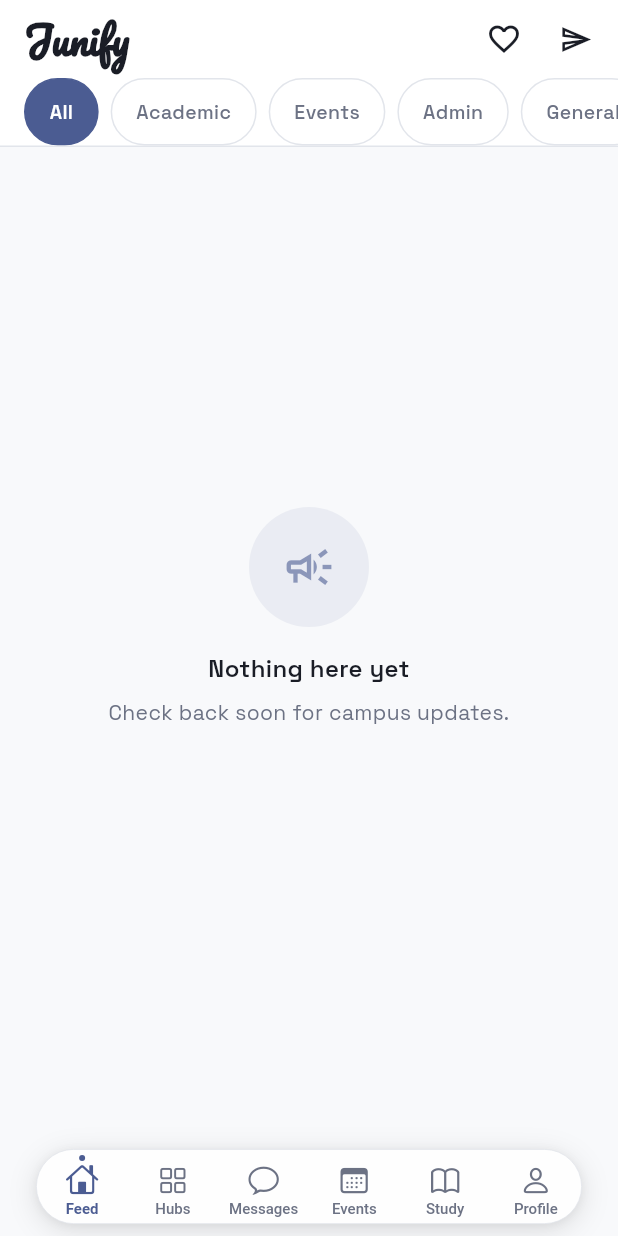
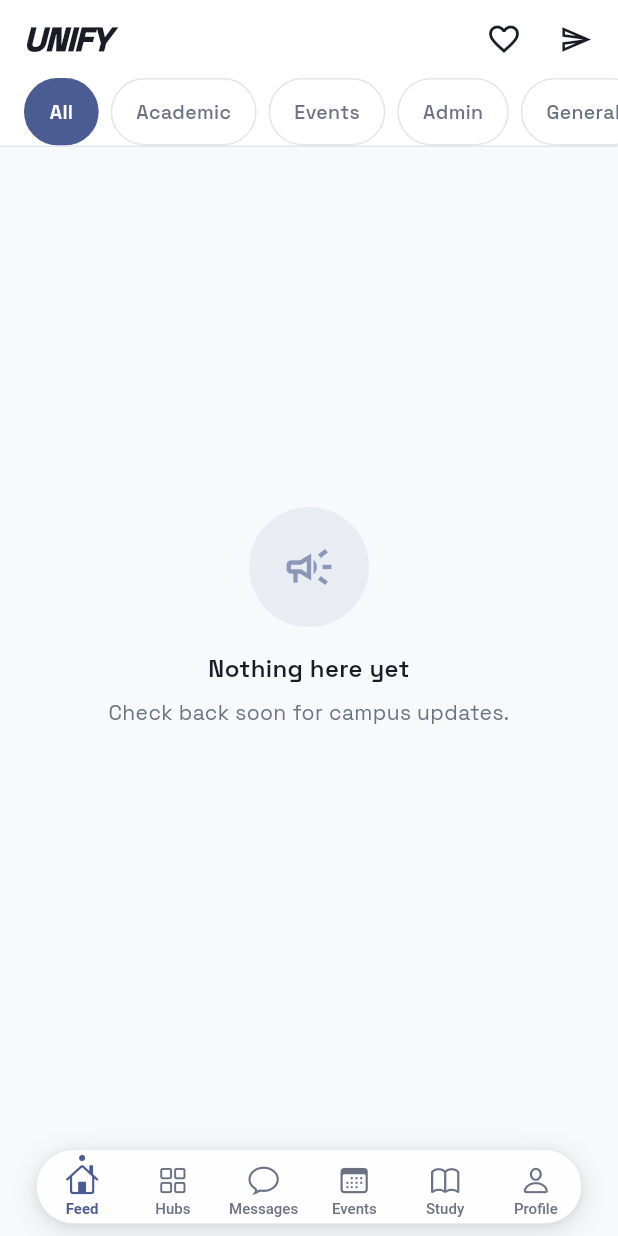
Before and after one commit to chrisxie12/UNIFY, a Flutter app: the screen it shows once a user with an empty profile is signed in, scrolled down 264 dp, on a phone screen of 412 x 824 dp. Run offline on Flutter 3.47's test engine with Material 3 defaults, Android fonts, the light colour scheme and no system bars; our stand-ins replace cached_network_image, connectivity_plus, equatable, file_picker, firebase_core, firebase_messaging and 12 more; accounts and stored records are empty; network calls fail.

Commit message:
fix: Junify -> UNIFY with SpaceGrotesk brand font in top bar

```diff
--- a/mobile_flutter/lib/features/feed/presentation/screens/feed_screen.dart
+++ b/mobile_flutter/lib/features/feed/presentation/screens/feed_screen.dart
@@ -115,10 +115,13 @@
               toolbarHeight: 52,
               centerTitle: false,
               title: Text(
-                'Junify',
-                style: GoogleFonts.pacifico(
-                  fontSize: 26,
+                'UNIFY',
+                style: GoogleFonts.spaceGrotesk(
+                  fontSize: 22,
+                  fontWeight: FontWeight.w900,
+                  fontStyle: FontStyle.italic,
                   color: context.textPrimary,
+                  letterSpacing: -0.5,
                 ),
               ),
               actions: [
```
